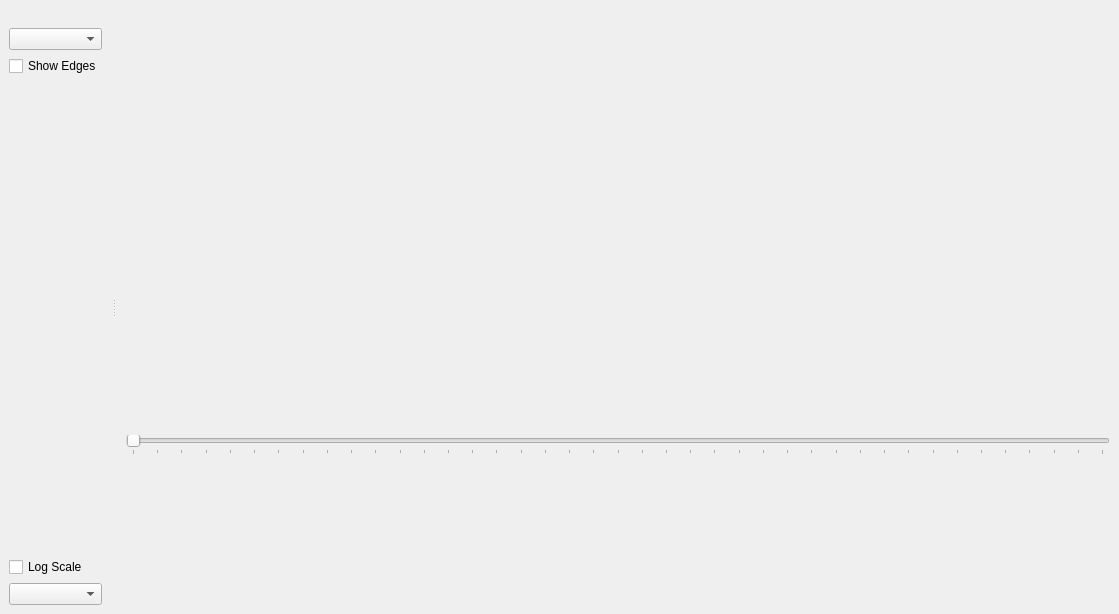
Old version of the form src/vis/mainWindow.ui in the repository Martin-Bela/Brain-Vis.
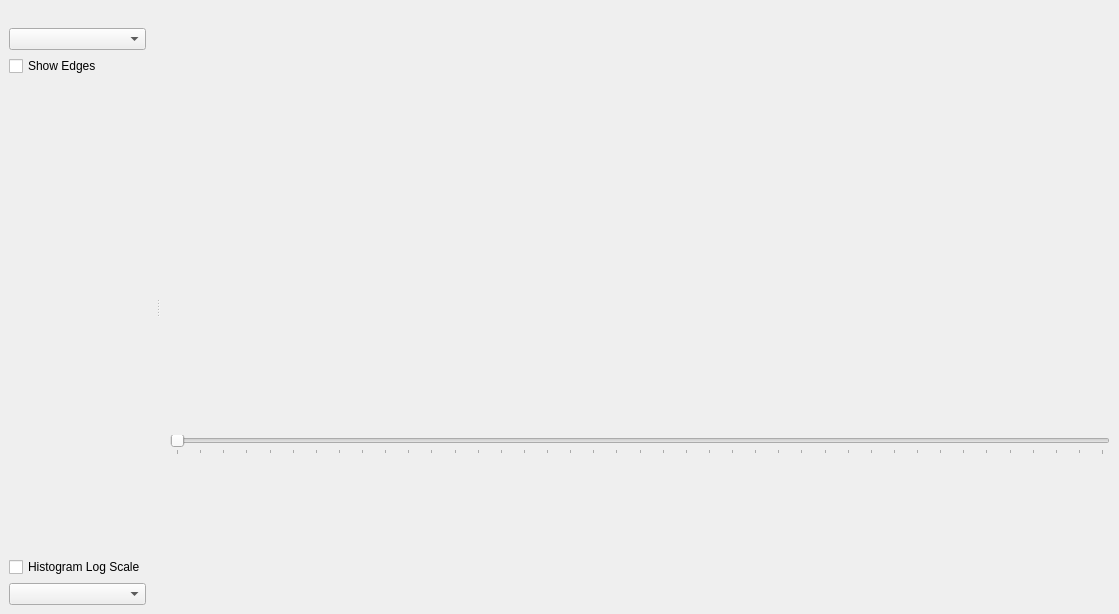
New version of the form. Custom widgets are drawn as their Qt base class.

Commit message: Added On Init loading of Firing Histogram

```diff
--- a/src/vis/mainWindow.ui
+++ b/src/vis/mainWindow.ui
@@ -116,7 +116,7 @@
        <item>
         <widget class="QCheckBox" name="logScaleCheckbox">
          <property name="text">
-          <string>Log Scale</string>
+          <string>Histogram Log Scale</string>
          </property>
         </widget>
        </item>
```
The commit also changes 2 other files.
